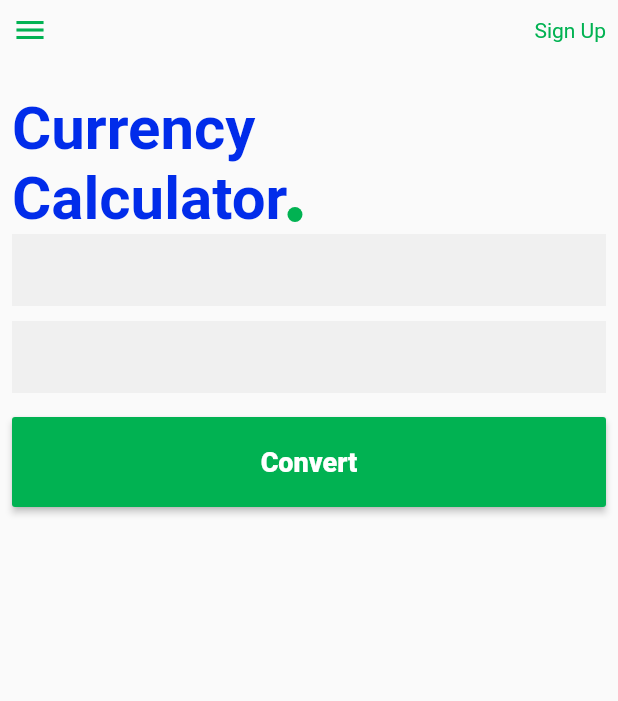
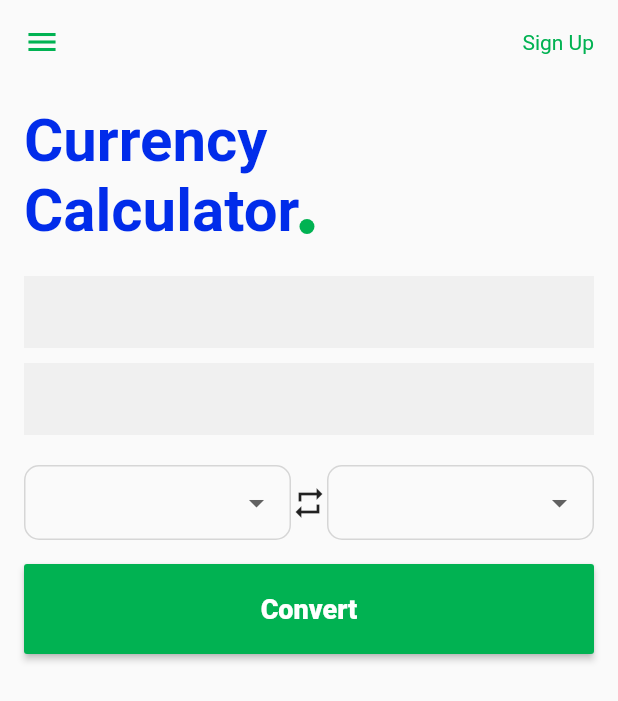
Before and after one commit to aloRanking/currency_calculator, a Flutter app: the screen it shows after launch, on a phone screen of 412 x 824 dp. Shown: the top 701 px of the screen. Run offline on Flutter 3.47's test engine with Material 2 defaults, Android fonts, the phone set to English and light mode, and no system bars.

```diff
--- a/lib/screens/home_screen.dart
+++ b/lib/screens/home_screen.dart
@@ -1,3 +1,4 @@
+import 'package:currencycalculator/models/currencyDropdown.dart';
 import 'package:currencycalculator/utils/CCWidgets.dart';
 import 'package:currencycalculator/utils/colors.dart';
 import 'package:flutter/material.dart';
@@ -8,17 +9,21 @@ class HomeScreen extends StatefulWidget {
 }
 
 class _HomeScreenState extends State<HomeScreen> {
+  CurrencyDropDown _selectedCurrency;
+  CurrencyDropDown _selectedCurrency2;
+
   @override
   Widget build(BuildContext context) {
     return Scaffold(
       body: SafeArea(
         child: Container(
-          padding: EdgeInsets.all(8.0),
+          padding: EdgeInsets.all(16.0),
           child: Column(
             children: [
               appBar(),
               homeText(),
               textfield(),
+              currencySelector(),
               buttonwidget()
             ],
           ),
@@ -28,26 +33,26 @@ class _HomeScreenState extends State<HomeScreen> {
   }
 
   Widget appBar() {
-
-   return Row(
+    return Row(
       mainAxisAlignment: MainAxisAlignment.spaceBetween,
       children: [
-        Icon(Icons.menu, color: Color(0xFF01B252),),
-
-        Text('Sign Up',
-        style: TextStyle(
+        Icon(
+          Icons.menu,
           color: Color(0xFF01B252),
-
-        ),)
-
+        ),
+        Text(
+          'Sign Up',
+          style: TextStyle(
+            color: Color(0xFF01B252),
+          ),
+        )
       ],
     );
   }
 
   homeText() {
-
     return Container(
-      margin: EdgeInsets.only(top: 30),
+      margin: EdgeInsets.only(top: 30, bottom: 20),
       child: Row(
         crossAxisAlignment: CrossAxisAlignment.end,
         textBaseline: TextBaseline.alphabetic,
@@ -61,31 +66,24 @@ class _HomeScreenState extends State<HomeScreen> {
                 style: TextStyle(
                     color: kColourBlue,
                     fontSize: 40,
-                    fontWeight: FontWeight.w700
-                ),
+                    fontWeight: FontWeight.w700),
               ),
               Text(
                 'Currency',
                 style: TextStyle(
-                  color: kColourBlue,
-                  fontSize: 40,
-                  fontWeight: FontWeight.w700
-                ),
+                    color: kColourBlue,
+                    fontSize: 40,
+                    fontWeight: FontWeight.w700),
               ),
-
             ],
           ),
-
-
           Padding(
-            padding: const EdgeInsets.only(bottom:8.0),
+            padding: const EdgeInsets.only(bottom: 8.0),
             child: Container(
               height: 10,
               width: 10,
-              decoration: BoxDecoration(
-                shape: BoxShape.circle,
-                color: kColourGreen
-              ),
+              decoration:
+              BoxDecoration(shape: BoxShape.circle, color: kColourGreen),
             ),
           )
         ],
@@ -94,24 +92,91 @@ class _HomeScreenState extends State<HomeScreen> {
   }
 
   textfield() {
-
     return Column(
       children: [
-        CCTextField(suffixCurrency: 'EUR',),
-        SizedBox(height: 10,),
-        CCTextField(suffixCurrency: 'PLN',),
+        CCTextField(
+          suffixCurrency: 'EUR',
+        ),
+        SizedBox(
+          height: 10,
+        ),
+        CCTextField(
+          suffixCurrency: 'PLN',
+        ),
       ],
     );
   }
 
   buttonwidget() {
     return CCButton(
-      onPressed: (){},
+      onPressed: () {},
       buttonText: 'Convert',
       textColor: Colors.white,
       buttonColor: kColourGreen,
     );
   }
 
+  currencySelector() {
+    return Container(
+      margin: EdgeInsets.only(top: 20),
+      child: Row(
+        mainAxisAlignment: MainAxisAlignment.spaceBetween,
+        children: [
+          Expanded(
+            child: Container(
+              padding: const EdgeInsets.only(left: 10.0, right: 10.0),
+              decoration: BoxDecoration(
+                  borderRadius: BorderRadius.circular(10.0),
+                  //color: Colors.cyan,
+                  border: Border.all(color: Colors.grey[350])),
+              child: DropdownButtonHideUnderline(
+                child: DropdownButton<CurrencyDropDown>(
+                  value: _selectedCurrency,
+                  onChanged: (value) {
+                    setState(() {
+                      _selectedCurrency = value;
+                    });
+                  },
+                  items: currency.map(
+                        (curr) =>
+                        DropdownMenuItem<CurrencyDropDown>(
+                            value: curr, child: Text(curr.currencyName)),
+                  ).toList(),
+                ),
+              ),
+            ),
+          ),
 
+          Icon(Icons.repeat),
+
+          Expanded(
+            child: Container(
+              padding: const EdgeInsets.only(left: 10.0, right: 10.0),
+              decoration: BoxDecoration(
+                  borderRadius: BorderRadius.circular(10.0),
+                  //color: Colors.cyan,
+                  border: Border.all(color: Colors.grey[350])),
+              child: DropdownButtonHideUnderline(
+                child: DropdownButton<CurrencyDropDown>(
+                  value: _selectedCurrency2,
+                  onChanged: (value) {
+                    setState(() {
+                      _selectedCurrency2 = value;
+                    });
+                  },
+                  items: currency.map(
+                        (curr) =>
+                        DropdownMenuItem<CurrencyDropDown>(
+                            value: curr, child: Text(curr.currencyName)),
+                  ).toList(),
+                ),
+              ),
+            ),
+          ),
+
+
+        ],
+      ),
+    );
+  }
 }
```
